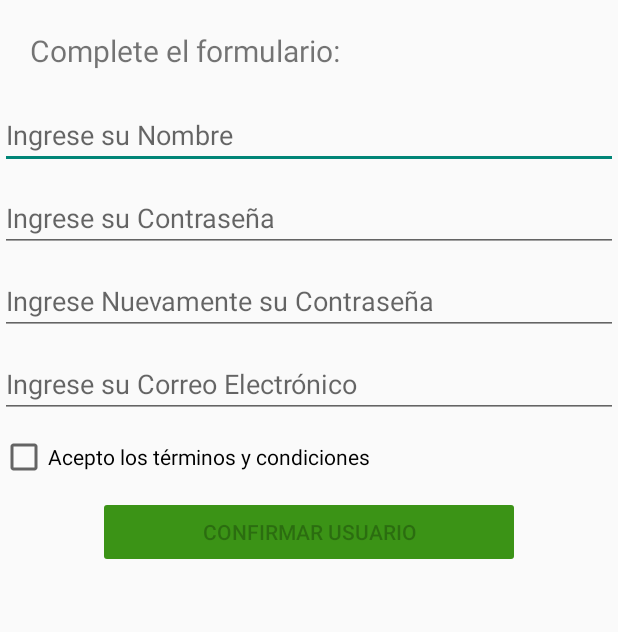
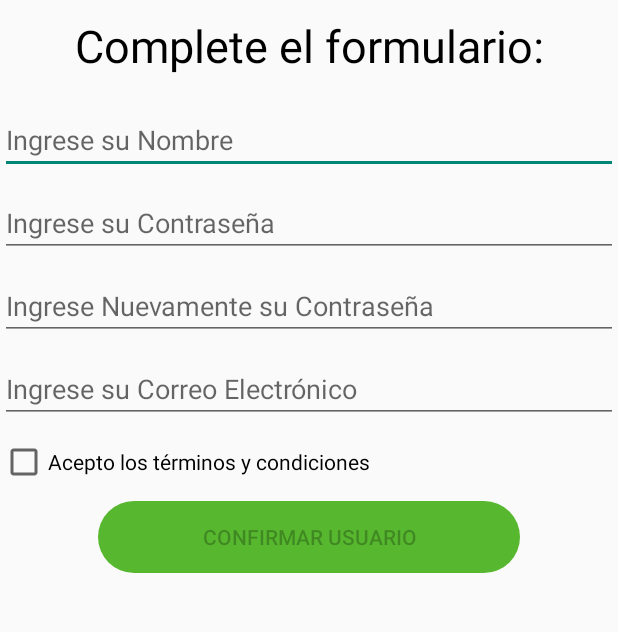
Before and after one commit to franfanton/FarmaTom, an Android app: the AltaUsuarioActivity screen opened directly, with no data from a screen before it, on a phone screen of 412 x 824 dp, the part 84-716 px from its top. Run offline under Robolectric (Android 15) with nearby library versions, the phone set to English and light mode, and no system bars.

Commit message:
arreglo de titulos , cambio de formato de boton y color. Arreglo del card del listado de medicamentos. Eliminacion de imagenes de medicamentos q estaban al pedo

```diff
--- a/app/src/main/java/com/example/farmatom/AltaOrdenActivity.java
+++ b/app/src/main/java/com/example/farmatom/AltaOrdenActivity.java
@@ -88,7 +88,7 @@ public class AltaOrdenActivity extends AppCompatActivity {
                     Toast.makeText(getApplicationContext(), "Seleccione el tipo de envio.", Toast.LENGTH_SHORT).show();
                 }
                 else if(nombreMedicamento.getText().toString().isEmpty()){
-                    Toast.makeText(getApplicationContext(), "Debe seleccionar un plato del menú.", Toast.LENGTH_SHORT).show();
+                    Toast.makeText(getApplicationContext(), "Debe seleccionar un medicamento del menú.", Toast.LENGTH_SHORT).show();
                 }
                 else {
                     String correo = correoPedidoNuevo.getText().toString();
--- a/app/src/main/java/com/example/farmatom/ListaMedicamentosActivity.java
+++ b/app/src/main/java/com/example/farmatom/ListaMedicamentosActivity.java
@@ -51,7 +51,7 @@ public class ListaMedicamentosActivity extends AppCompatActivity{
         List<Medicamento> listaMedicamentos = db.medicamentoDao().buscarTodos();
 
         for (int i = 0; i < listaMedicamentos.size(); i++){
-            listaPruebas.add(new ListaMedicamentos(R.drawable.plato,listaMedicamentos.get(i).getTitulo(),listaMedicamentos.get(i).getDescripcion(),""+listaMedicamentos.get(i).getPrecio(),listaMedicamentos.get(i).getMiligramos(), listaMedicamentos.get(i).getUnidades()));
+            listaPruebas.add(new ListaMedicamentos(R.drawable.medicamento_nuevo,listaMedicamentos.get(i).getTitulo(),listaMedicamentos.get(i).getDescripcion(),""+listaMedicamentos.get(i).getPrecio(),listaMedicamentos.get(i).getMiligramos(), listaMedicamentos.get(i).getUnidades()));
         }
 
         rvPruebas.setHasFixedSize(true);
@@ -90,7 +90,7 @@ public class ListaMedicamentosActivity extends AppCompatActivity{
                 String datoDescripcion = extras.getString("descripcion");
                 double datoPrecio = extras.getDouble("precio");
                 String datoMiligramos = extras.getString("miligramos");
-                listaPruebas.add(new ListaMedicamentos(R.drawable.medicamento,datoTitulo,datoDescripcion, Double.toString(datoPrecio),datoMiligramos,null));
+                listaPruebas.add(new ListaMedicamentos(R.drawable.medicamento_nuevo,datoTitulo,datoDescripcion, Double.toString(datoPrecio),datoMiligramos,null));
                 break;
 
             case 1:
--- /dev/null
+++ b/app/src/main/res/drawable/boton_redondo.xml
@@ -0,0 +1,6 @@
+<?xml version="1.0" encoding="utf-8"?>
+<shape xmlns:android="http://schemas.android.com/apk/res/android"
+    android:shape="rectangle">
+    <corners android:radius="30dp"></corners>
+    <solid android:color="#ffffff"></solid>
+</shape>
--- a/app/src/main/res/drawable/ic_agregar.xml
+++ b/app/src/main/res/drawable/ic_agregar.xml
@@ -6,5 +6,5 @@
     android:tint="?attr/colorControlNormal">
   <path
       android:fillColor="@android:color/white"
-      android:pathData="M8.1,13.34l2.83,-2.83L3.91,3.5c-1.56,1.56 -1.56,4.09 0,5.66l4.19,4.18zM14.88,11.53c1.53,0.71 3.68,0.21 5.27,-1.38 1.91,-1.91 2.28,-4.65 0.81,-6.12 -1.46,-1.46 -4.2,-1.1 -6.12,0.81 -1.59,1.59 -2.09,3.74 -1.38,5.27L3.7,19.87l1.41,1.41L12,14.41l6.88,6.88 1.41,-1.41L13.41,13l1.47,-1.47z"/>
+      android:pathData="M17.73,12.02l3.98,-3.98c0.39,-0.39 0.39,-1.02 0,-1.41l-4.34,-4.34c-0.39,-0.39 -1.02,-0.39 -1.41,0l-3.98,3.98L8,2.29C7.8,2.1 7.55,2 7.29,2c-0.25,0 -0.51,0.1 -0.7,0.29L2.25,6.63c-0.39,0.39 -0.39,1.02 0,1.41l3.98,3.98L2.25,16c-0.39,0.39 -0.39,1.02 0,1.41l4.34,4.34c0.39,0.39 1.02,0.39 1.41,0l3.98,-3.98 3.98,3.98c0.2,0.2 0.45,0.29 0.71,0.29 0.26,0 0.51,-0.1 0.71,-0.29l4.34,-4.34c0.39,-0.39 0.39,-1.02 0,-1.41l-3.99,-3.98zM12,9c0.55,0 1,0.45 1,1s-0.45,1 -1,1 -1,-0.45 -1,-1 0.45,-1 1,-1zM7.29,10.96L3.66,7.34l3.63,-3.63 3.62,3.62 -3.62,3.63zM10,13c-0.55,0 -1,-0.45 -1,-1s0.45,-1 1,-1 1,0.45 1,1 -0.45,1 -1,1zM12,15c-0.55,0 -1,-0.45 -1,-1s0.45,-1 1,-1 1,0.45 1,1 -0.45,1 -1,1zM14,11c0.55,0 1,0.45 1,1s-0.45,1 -1,1 -1,-0.45 -1,-1 0.45,-1 1,-1zM16.66,20.34l-3.63,-3.62 3.63,-3.63 3.62,3.62 -3.62,3.63z"/>
 </vector>
--- a/app/src/main/res/layout/alta_medicamento.xml
+++ b/app/src/main/res/layout/alta_medicamento.xml
@@ -16,7 +16,10 @@
         android:layout_height="wrap_content"
         android:text="@string/tituloNuevoMedicamento"
         android:textSize="30sp"
-        android:layout_marginBottom="@dimen/margenes_inferior" />
+        android:layout_marginBottom="@dimen/margenes_inferior"
+        android:layout_marginTop="10dp"
+        android:textAlignment="center"
+        android:textColor="#000000"/>
 
 
     <EditText
@@ -75,8 +78,10 @@
         android:layout_height="wrap_content"
         android:layout_marginHorizontal="65dp"
         android:layout_marginBottom="10dp"
-        android:background="#3B9316"
+        android:backgroundTint="@color/colorPrimary"
+        android:background="@drawable/boton_redondo"
         android:hint="@string/guardarNuevoMedicamento"
-        android:enabled="true"/>
+        android:enabled="true"
+        android:textColor="#000000"/>
 
 </LinearLayout>
--- a/app/src/main/res/layout/alta_orden.xml
+++ b/app/src/main/res/layout/alta_orden.xml
@@ -16,8 +16,10 @@
         android:layout_height="wrap_content"
         android:text="@string/tituloNuevoPedido"
         android:textSize="30sp"
+        android:layout_marginTop="10dp"
         android:layout_marginBottom="@dimen/margenes_inferior"
-        android:textColor="@android:color/black"/>
+        android:textColor="#000000"
+        android:textAlignment="center"/>
 
     <EditText
         android:id="@+id/correoPedidoNuevo"
@@ -68,7 +70,8 @@
         android:id="@+id/botonUbicacion"
         android:layout_width="match_parent"
         android:layout_height="wrap_content"
-        android:background="#3B9316"
+        android:backgroundTint="#3B9316"
+        android:background="@drawable/boton_redondo"
         android:text="@string/btnAgregarUbicacion"
         android:enabled="false"
         android:layout_marginHorizontal="65dp"
@@ -81,7 +84,8 @@
         android:layout_height="wrap_content"
         android:layout_marginHorizontal="65dp"
         android:layout_marginBottom="10dp"
-        android:background="#3B9316"
+        android:backgroundTint="#3B9316"
+        android:background="@drawable/boton_redondo"
         android:hint="@string/listadoNuevoPedido"
         android:enabled="true"
         android:layout_marginTop="10dp"/>
@@ -127,9 +131,10 @@
         android:layout_marginHorizontal="65dp"
         android:layout_marginTop="10dp"
         android:layout_marginBottom="10dp"
-        android:background="#3B9316"
+        android:backgroundTint="@color/colorPrimary"
+        android:background="@drawable/boton_redondo"
         android:hint="@string/guardarNuevoPedido"
-        android:enabled="true"/>
+        android:enabled="true" />
 
     <ProgressBar
         android:id="@+id/progressBar1"
--- a/app/src/main/res/layout/alta_usuario.xml
+++ b/app/src/main/res/layout/alta_usuario.xml
@@ -13,12 +13,14 @@
         android:layout_height="wrap_content"/>
     <TextView
         android:id="@+id/tvSaludo"
-        android:layout_width="wrap_content"
+        android:layout_width="match_parent"
         android:layout_height="wrap_content"
         android:text="@string/titulo_inicial"
-        android:textSize="20sp"
-        android:layout_margin="20dp"
-        android:textAlignment="center"/>
+        android:textSize="30sp"
+        android:layout_marginBottom="@dimen/margenes_inferior"
+        android:layout_marginTop="10dp"
+        android:textAlignment="center"
+        android:textColor="#000000"/>
     <EditText
         android:id="@+id/nombre"
         android:layout_width="match_parent"
@@ -48,137 +50,12 @@
         android:hint="@string/mail"
         android:inputType="textEmailAddress"
         android:layout_marginBottom="10dp"/>
-    <!--<TextView
-        android:layout_width="match_parent"
-        android:layout_height="wrap_content"
-        android:hint="@string/tipo_tarjeta"/>
-    <RadioGroup
-        android:layout_width="match_parent"
-        android:layout_height="wrap_content"
-        android:orientation="horizontal">
-        <RadioButton
-            android:id="@+id/botonDebito"
-            android:layout_width="wrap_content"
-            android:layout_height="match_parent"
-            android:layout_weight="1"
-            android:text="@string/debito"/>
-        <RadioButton
-            android:id="@+id/botonCredito"
-            android:layout_width="wrap_content"
-            android:layout_height="match_parent"
-            android:layout_weight="1"
-            android:text="@string/credito" />
-    </RadioGroup>
-    <LinearLayout
-        android:layout_width="match_parent"
-        android:layout_height="wrap_content"
-        android:orientation="horizontal">
-        <EditText
-            android:id="@+id/numeroTarjeta"
-            android:layout_width="wrap_content"
-            android:layout_height="match_parent"
-            android:layout_weight="75"
-            android:hint="@string/tarjeta"
-            android:inputType="number"
-            android:maxLength="16"/>
-        <EditText
-            android:id="@+id/codigoCCV"
-            android:layout_width="wrap_content"
-            android:layout_height="match_parent"
-            android:layout_weight="25"
-            android:hint="@string/ccv"
-            android:inputType="number"
-            android:enabled="false"
-            android:maxLength="3"/>
-    </LinearLayout>
-    <TextView
-        android:layout_width="match_parent"
-        android:layout_height="wrap_content"
-        android:hint="@string/fechaVencimiento">
-    </TextView>
-
-    <LinearLayout
-        android:layout_width="match_parent"
-        android:layout_height="wrap_content"
-        android:orientation="horizontal">
-        <TextView
-            android:layout_width="wrap_content"
-            android:layout_height="wrap_content"
-            android:hint="@string/mes">
-        </TextView>
-        <Spinner
-            android:id="@+id/mesVencimiento"
-            android:layout_width="wrap_content"
-            android:layout_height="match_parent"
-            android:layout_weight="50"
-            android:entries="@array/mesVencimiento" />
-        <TextView
-            android:layout_width="wrap_content"
-            android:layout_height="wrap_content"
-            android:hint="@string/anio">
-        </TextView>
-
-        <Spinner
-            android:id="@+id/anioVencimiento"
-            android:layout_width="wrap_content"
-            android:layout_height="match_parent"
-            android:layout_weight="50"
-            android:entries="@array/aniosVencimiento" />
-
-    </LinearLayout>
-
-    <EditText
-        android:id="@+id/numeroCBU"
-        android:layout_width="match_parent"
-        android:layout_height="wrap_content"
-        android:hint="@string/cbu"
-        android:inputType="number"
-        android:maxLength="22"/>
-
-    <EditText
-        android:id="@+id/alias"
-        android:layout_width="match_parent"
-        android:layout_height="wrap_content"
-        android:hint="@string/alias"
-        android:inputType="number"
-        android:maxLength="20"/>
-
-    <LinearLayout
-        android:layout_width="match_parent"
-        android:layout_height="wrap_content"
-        android:orientation="horizontal">
-
-        <Switch
-            android:id="@+id/switchCargaInicial"
-            android:layout_width="match_parent"
-            android:layout_height="wrap_content"
-            android:text="@string/carga"
-            tools:ignore="UseSwitchCompatOrMaterialXml" />
-
-    </LinearLayout>
-
-    <TextView
-        android:id="@+id/textoCargaInicial"
-        android:layout_width="wrap_content"
-        android:layout_height="wrap_content"
-        android:layout_marginBottom="@dimen/margenes_inferior"
-        android:textSize="@dimen/tam_textos"
-        android:visibility="gone" />
-
-    <SeekBar
-        android:id="@+id/seekBarCargaInicial"
-        android:layout_width="match_parent"
-        android:layout_height="wrap_content"
-        android:max="1500"
-        android:visibility="gone" />
--->
     <CheckBox
         android:id="@+id/terminosycondiciones"
         android:layout_width="wrap_content"
         android:layout_height="wrap_content"
         android:text="@string/term_cond"
         android:layout_marginBottom="10dp"/>
-
     <Button
         android:id="@+id/button2"
         android:layout_width="match_parent"
@@ -186,7 +63,8 @@
         android:enabled="false"
         android:layout_marginHorizontal="65dp"
         android:layout_marginBottom="10dp"
-        android:backgroundTint="#3B9316"
-        android:text="@string/registrar"/>
+        android:backgroundTint="@color/colorPrimary"
+        android:text="@string/registrar"
+        android:background="@drawable/boton_redondo"/>
 
 </LinearLayout>
--- a/app/src/main/res/layout/lista_card_view2.xml
+++ b/app/src/main/res/layout/lista_card_view2.xml
@@ -14,8 +14,8 @@
 
         <ImageView
             android:id="@+id/imagen"
-            android:layout_width="100dp"
-            android:layout_height="150dp"
+            android:layout_width="150dp"
+            android:layout_height="200dp"
             android:scaleType="centerCrop" />
 
         <TextView
@@ -26,7 +26,7 @@
             android:id="@+id/tvTitulo"
             android:layout_toRightOf="@+id/imagen"
             android:layout_alignParentTop="true"
-            android:layout_marginLeft="10dp" />
+            android:layout_marginLeft="10dp"/>
 
         <LinearLayout
             android:layout_width="match_parent"
@@ -34,7 +34,8 @@
             android:orientation="horizontal"
             android:id="@+id/bloque1"
             android:layout_below="@+id/tvTitulo"
-            android:layout_alignLeft="@+id/tvTitulo">
+            android:layout_alignLeft="@+id/tvTitulo"
+            android:layout_marginTop="10dp">
             <TextView
                 android:layout_width="wrap_content"
                 android:layout_height="wrap_content"
@@ -54,7 +55,8 @@
             android:layout_height="wrap_content"
             android:orientation="horizontal"
             android:layout_below="@+id/bloque1"
-            android:layout_alignLeft="@+id/bloque1" >
+            android:layout_alignLeft="@+id/bloque1"
+            android:layout_marginTop="10dp">
             <TextView
                 android:layout_width="wrap_content"
                 android:layout_height="wrap_content"
@@ -74,7 +76,8 @@
             android:layout_height="wrap_content"
             android:orientation="horizontal"
             android:layout_below="@+id/bloque2"
-            android:layout_alignLeft="@+id/bloque2" >
+            android:layout_alignLeft="@+id/bloque2"
+            android:layout_marginTop="10dp">
             <TextView
                 android:layout_width="wrap_content"
                 android:layout_height="wrap_content"
@@ -126,12 +129,15 @@
                 android:layout_width="wrap_content"
                 android:layout_height="wrap_content"
                 android:textColor="@android:color/black"
-                android:background="#00C1FF"
+                android:backgroundTint="@color/colorPrimary"
+                android:background="@drawable/boton_redondo"
                 android:text="@string/agregar"
                 android:enabled="false"
                 android:layout_marginStart="12dp"
                 card_view:drawableLeftCompat="@drawable/ic_agregar"
-                android:visibility="invisible"/>
+                card_view:drawableRightCompat="@drawable/ic_agregar"
+                android:visibility="invisible"
+                android:padding="5dp"/>
         </LinearLayout>
     </RelativeLayout>
 </androidx.cardview.widget.CardView>
--- a/app/src/main/res/values/strings.xml
+++ b/app/src/main/res/values/strings.xml
@@ -27,5 +27,5 @@
     <string name="mailCorrecto">[a-zA-Z0-9._-]+@[a-z]+\\.[a-z]+</string>
 
     <string name="unidades">Unidades:</string>
-    <string name="agregar">+ Agregar +</string>
+    <string name="agregar"> Agregar</string>
 </resources>
```
Also changed, not shown: app/src/main/res/drawable-v24/medicamento_nuevo.jpeg (added), app/src/main/res/drawable-v24/plato.jpg (deleted), app/src/main/res/drawable/actron.jpeg (deleted), app/src/main/res/drawable/aspirina.jpeg (deleted), app/src/main/res/drawable/cocaina.jpeg (deleted), app/src/main/res/drawable/escitalopram.jpeg (deleted), app/src/main/res/drawable/lcd.jpeg (deleted), app/src/main/res/drawable/marihuana.jpeg (deleted), app/src/main/res/drawable/medicamento.jpeg (deleted), app/src/main/res/drawable/rivotril.jpg (deleted).
